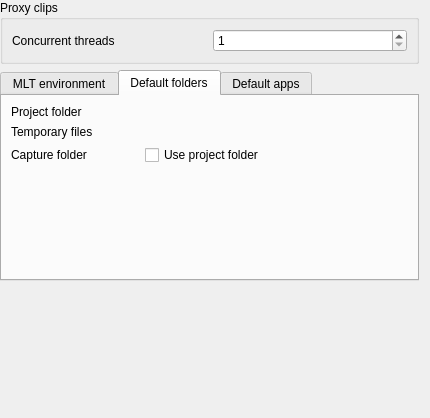
Above: src/ui/configenv_ui.ui from KDE/kdenlive before the change. Below: the same form after it.
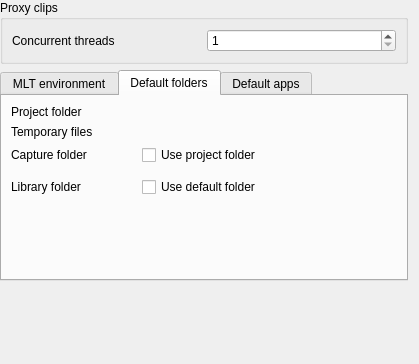
That is the form after the change. The open tabs and pages were chosen to show the change. Custom widgets are drawn as their Qt base class.

Commit message: Make Library path customizable

Patch:
```diff
--- a/src/ui/configenv_ui.ui
+++ b/src/ui/configenv_ui.ui
@@ -6,8 +6,8 @@
    <rect>
     <x>0</x>
     <y>0</y>
-    <width>430</width>
-    <height>418</height>
+    <width>419</width>
+    <height>364</height>
    </rect>
   </property>
   <layout class="QGridLayout" name="gridLayout">
@@ -166,16 +166,36 @@
        <string>Default folders</string>
       </attribute>
       <layout class="QGridLayout" name="gridLayout_2">
-       <item row="0" column="0">
-        <widget class="QLabel" name="label_5">
+       <item row="4" column="0">
+        <widget class="QLabel" name="label_15">
          <property name="text">
-          <string>Project folder</string>
+          <string>Library folder</string>
          </property>
         </widget>
        </item>
        <item row="0" column="1" colspan="2">
         <widget class="KUrlRequester" name="projecturl"/>
        </item>
+       <item row="6" column="2">
+        <spacer name="verticalSpacer_3">
+         <property name="orientation">
+          <enum>Qt::Vertical</enum>
+         </property>
+         <property name="sizeHint" stdset="0">
+          <size>
+           <width>20</width>
+           <height>40</height>
+          </size>
+         </property>
+        </spacer>
+       </item>
+       <item row="2" column="0">
+        <widget class="QLabel" name="label_10">
+         <property name="text">
+          <string>Capture folder</string>
+         </property>
+        </widget>
+       </item>
        <item row="1" column="0">
         <widget class="QLabel" name="label_3">
          <property name="text">
@@ -183,29 +203,26 @@
          </property>
         </widget>
        </item>
+       <item row="0" column="0">
+        <widget class="QLabel" name="label_5">
+         <property name="text">
+          <string>Project folder</string>
+         </property>
+        </widget>
+       </item>
+       <item row="4" column="1">
+        <widget class="QCheckBox" name="kcfg_librarytodefaultfolder">
+         <property name="text">
+          <string>Use default folder</string>
+         </property>
+        </widget>
+       </item>
+       <item row="5" column="1" colspan="2">
+        <widget class="KUrlRequester" name="libraryfolderurl"/>
+       </item>
        <item row="1" column="1" colspan="2">
         <widget class="KUrlRequester" name="tmppathurl"/>
        </item>
-       <item row="2" column="0">
-        <widget class="QLabel" name="label_10">
-         <property name="text">
-          <string>Capture folder</string>
-         </property>
-        </widget>
-       </item>
-       <item row="4" column="2">
-        <spacer name="verticalSpacer_3">
-         <property name="orientation">
-          <enum>Qt::Vertical</enum>
-         </property>
-         <property name="sizeHint" stdset="0">
-          <size>
-           <width>20</width>
-           <height>40</height>
-          </size>
-         </property>
-        </spacer>
-       </item>
        <item row="2" column="1" colspan="2">
         <widget class="QCheckBox" name="kcfg_capturetoprojectfolder">
          <property name="text">
```
The commit also changes 8 other files.
